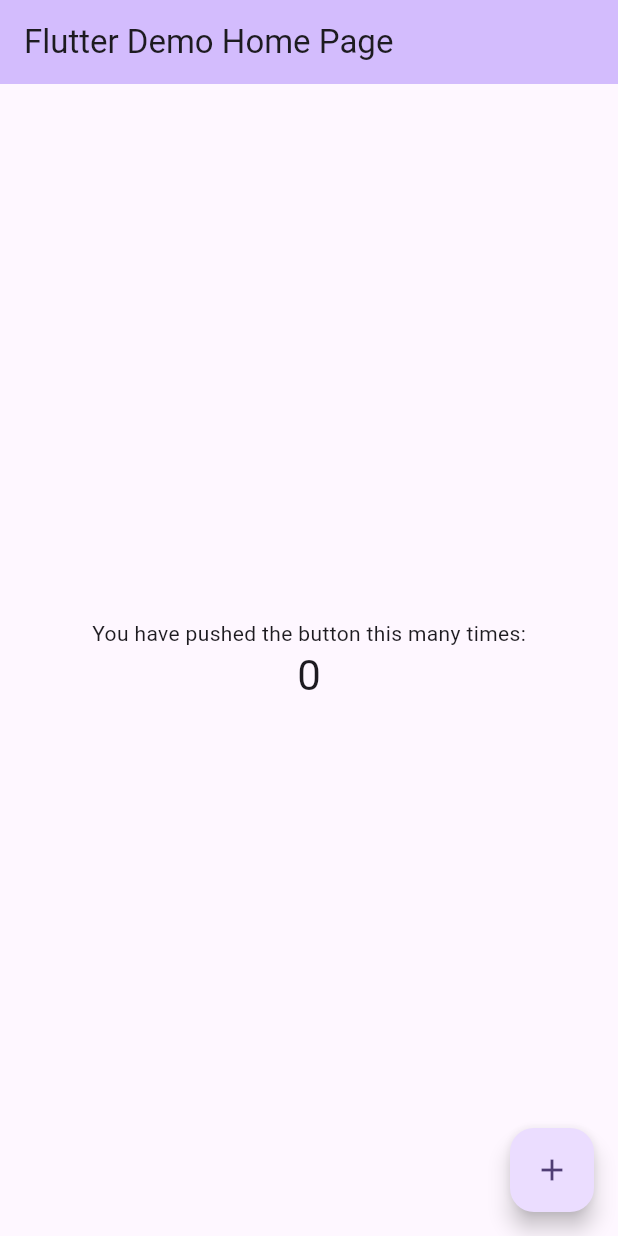
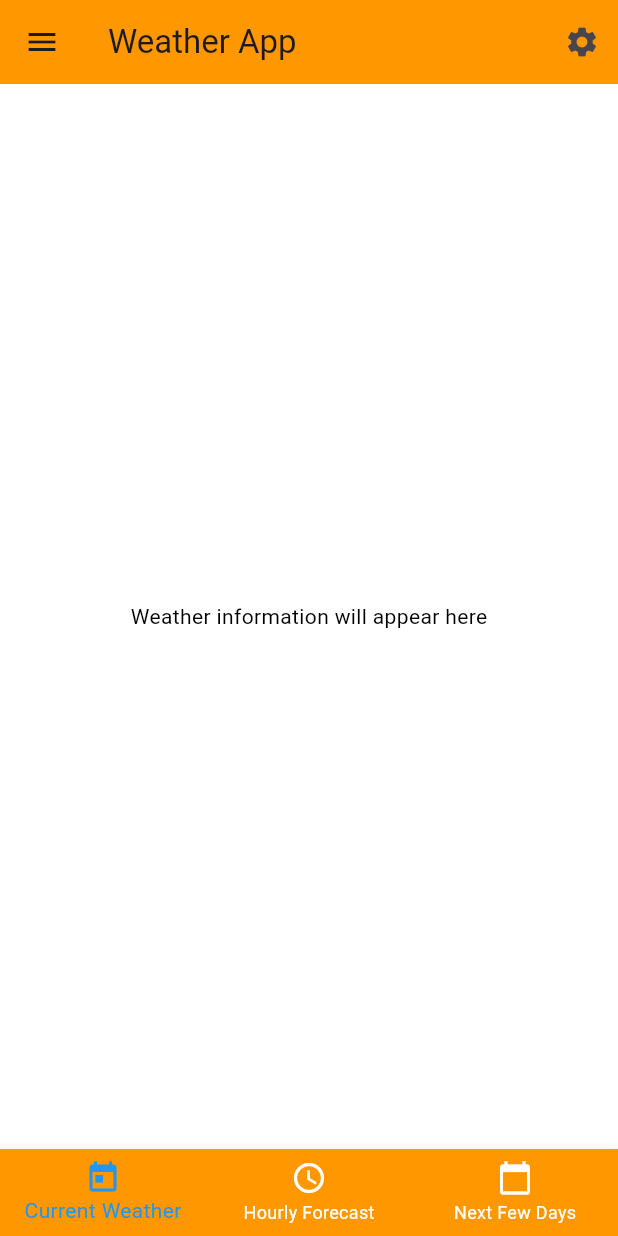
Before and after one commit to Programmingwithrehman/weather-app, a Flutter app: the screen it shows after launch, on a phone screen of 412 x 824 dp. Run offline on Flutter 3.47's test engine with Material 3 defaults, Android fonts, the phone set to English and light mode, and no system bars; our stand-ins replace connectivity_plus.

Commit message:
Working on Home screen displaying menus

```diff
--- a/lib/main.dart
+++ b/lib/main.dart
@@ -1,125 +1,119 @@
+import 'dart:async';
 import 'package:flutter/material.dart';
+import 'package:connectivity_plus/connectivity_plus.dart';
+import 'screens/home_screen.dart';
+// 'screens/network_error_screen.dart';
 
 void main() {
-  runApp(const MyApp());
+  runApp(MyApp());
 }
 
 class MyApp extends StatelessWidget {
-  const MyApp({super.key});
-
-  // This widget is the root of your application.
   @override
   Widget build(BuildContext context) {
     return MaterialApp(
       title: 'Weather App',
       theme: ThemeData(
-        // This is the theme of your application.
-        //
-        // TRY THIS: Try running your application with "flutter run". You'll see
-        // the application has a purple toolbar. Then, without quitting the app,
-        // try changing the seedColor in the colorScheme below to Colors.green
-        // and then invoke "hot reload" (save your changes or press the "hot
-        // reload" button in a Flutter-supported IDE, or press "r" if you used
-        // the command line to start the app).
-        //
-        // Notice that the counter didn't reset back to zero; the application
-        // state is not lost during the reload. To reset the state, use hot
-        // restart instead.
-        //
-        // This works for code too, not just values: Most code changes can be
-        // tested with just a hot reload.
-        colorScheme: ColorScheme.fromSeed(seedColor: Colors.deepPurple),
-        useMaterial3: true,
+        primarySwatch: Colors.orange,
+        hintColor: Colors.blue,
+        scaffoldBackgroundColor: Colors.white,
+        appBarTheme: const AppBarTheme(
+          backgroundColor: Colors.orange,
+        ),
+        floatingActionButtonTheme: const FloatingActionButtonThemeData(
+          backgroundColor: Colors.blue,
+        ),
+        textTheme: const TextTheme(
+          bodyLarge: TextStyle(color: Colors.black),
+          bodyMedium: TextStyle(color: Colors.black),
+          bodySmall: TextStyle(color: Colors.black),
+        ),
+        bottomNavigationBarTheme: const BottomNavigationBarThemeData(
+          backgroundColor: Colors.orange,
+          selectedItemColor: Colors.blue,
+          unselectedItemColor: Colors.white,
+        ),
       ),
-      home: const MyHomePage(title: 'Flutter Demo Home Page'),
+      home: SplashScreen(),
+      routes: {
+        '/home': (context) => HomeScreen(),
+        '/networkError': (context) => NetworkErrorScreen(),
+      },
     );
   }
 }
 
-class MyHomePage extends StatefulWidget {
-  const MyHomePage({super.key, required this.title});
-
-  // This widget is the home page of your application. It is stateful, meaning
-  // that it has a State object (defined below) that contains fields that affect
-  // how it looks.
-
-  // This class is the configuration for the state. It holds the values (in this
-  // case the title) provided by the parent (in this case the App widget) and
-  // used by the build method of the State. Fields in a Widget subclass are
-  // always marked "final".
-
-  final String title;
-
+class SplashScreen extends StatefulWidget {
   @override
-  State<MyHomePage> createState() => _MyHomePageState();
+  _SplashScreenState createState() => _SplashScreenState();
 }
 
-class _MyHomePageState extends State<MyHomePage> {
-  int _counter = 0;
+class _SplashScreenState extends State<SplashScreen> {
+  @override
+  void initState() {
+    super.initState();
+    checkInternetConnectivity();
+  }
 
-  void _incrementCounter() {
-    setState(() {
-      // This call to setState tells the Flutter framework that something has
-      // changed in this State, which causes it to rerun the build method below
-      // so that the display can reflect the updated values. If we changed
-      // _counter without calling setState(), then the build method would not be
-      // called again, and so nothing would appear to happen.
-      _counter++;
-    });
+  // Check network connectivity
+  Future<void> checkInternetConnectivity() async {
+    var connectivityResult = await (Connectivity().checkConnectivity());
+    if (connectivityResult == ConnectivityResult.none) {
+      // No internet connection, show error screen
+      Timer(Duration(seconds: 5), () {
+        Navigator.pushReplacementNamed(context, '/networkError');
+      });
+    } else {
+      // Internet is available, proceed to HomeScreen
+      Timer(Duration(seconds: 5), () {
+        Navigator.pushReplacementNamed(context, '/home');
+      });
+    }
   }
 
   @override
   Widget build(BuildContext context) {
-    // This method is rerun every time setState is called, for instance as done
-    // by the _incrementCounter method above.
-    //
-    // The Flutter framework has been optimized to make rerunning build methods
-    // fast, so that you can just rebuild anything that needs updating rather
-    // than having to individually change instances of widgets.
+    return const Scaffold(
+      backgroundColor: Colors.orange,
+      body: Center(
+        child: Text(
+          'Weather App',
+          style: TextStyle(
+            fontSize: 30,
+            color: Colors.white,
+            fontWeight: FontWeight.bold,
+          ),
+        ),
+      ),
+    );
+  }
+}
+
+class NetworkErrorScreen extends StatelessWidget {
+  const NetworkErrorScreen({super.key});
+
+  @override
+  Widget build(BuildContext context) {
     return Scaffold(
-      appBar: AppBar(
-        // TRY THIS: Try changing the color here to a specific color (to
-        // Colors.amber, perhaps?) and trigger a hot reload to see the AppBar
-        // change color while the other colors stay the same.
-        backgroundColor: Theme.of(context).colorScheme.inversePrimary,
-        // Here we take the value from the MyHomePage object that was created by
-        // the App.build method, and use it to set our appbar title.
-        title: Text(widget.title),
-      ),
+      appBar: AppBar(title: Text('Network Error')),
       body: Center(
-        // Center is a layout widget. It takes a single child and positions it
-        // in the middle of the parent.
-        child: Column(
-          // Column is also a layout widget. It takes a list of children and
-          // arranges them vertically. By default, it sizes itself to fit its
-          // children horizontally, and tries to be as tall as its parent.
-          //
-          // Column has various properties to control how it sizes itself and
-          // how it positions its children. Here we use mainAxisAlignment to
-          // center the children vertically; the main axis here is the vertical
-          // axis because Columns are vertical (the cross axis would be
-          // horizontal).
-          //
-          // TRY THIS: Invoke "debug painting" (choose the "Toggle Debug Paint"
-          // action in the IDE, or press "p" in the console), to see the
-          // wireframe for each widget.
-          mainAxisAlignment: MainAxisAlignment.center,
-          children: <Widget>[
-            const Text(
-              'You have pushed the button this many times:',
-            ),
-            Text(
-              '$_counter',
-              style: Theme.of(context).textTheme.headlineMedium,
+        child: AlertDialog(
+          title: Text('No Internet Connection'),
+          content: Text('Please check your network connection.'),
+          actions: [
+            TextButton(
+              onPressed: () {
+                // Retry connectivity check
+                Navigator.pushReplacement(
+                  context,
+                  MaterialPageRoute(builder: (context) => SplashScreen()),
+                );
+              },
+              child: Text('Retry'),
             ),
           ],
         ),
       ),
-      floatingActionButton: FloatingActionButton(
-        onPressed: _incrementCounter,
-        tooltip: 'Increment',
-        child: const Icon(Icons.add),
-      ), // This trailing comma makes auto-formatting nicer for build methods.
     );
   }
 }
--- /dev/null
+++ b/lib/screens/home_screen.dart
@@ -0,0 +1,86 @@
+import 'package:flutter/material.dart';
+
+class HomeScreen extends StatefulWidget {
+  @override
+  _HomeScreenState createState() => _HomeScreenState();
+}
+
+class _HomeScreenState extends State<HomeScreen> {
+  int _selectedIndex = 0;
+
+  void _onItemTapped(int index) {
+    setState(() {
+      _selectedIndex = index;
+    });
+  }
+
+  @override
+  Widget build(BuildContext context) {
+    return Scaffold(
+      appBar: AppBar(
+        title: Text("Weather App"),
+        actions: [
+          // Top-right corner menu (gear icon)
+          IconButton(
+            icon: Icon(Icons.settings),
+            onPressed: () {
+              // Navigate to settings or preferences screen
+            },
+          ),
+        ],
+      ),
+      drawer: Drawer(
+        child: ListView(
+          padding: EdgeInsets.zero,
+          children: <Widget>[
+            DrawerHeader(
+              decoration: BoxDecoration(
+                color: Colors.orange,
+              ),
+              child: Text(
+                'Weather App Menu',
+                style: TextStyle(
+                  color: Colors.white,
+                  fontSize: 24,
+                ),
+              ),
+            ),
+            ListTile(
+              title: Text('Share Weather Info'),
+              onTap: () {
+                // Handle the share weather info option
+              },
+            ),
+            ListTile(
+              title: Text('Weather News & Tips'),
+              onTap: () {
+                // Handle weather news and tips option
+              },
+            ),
+          ],
+        ),
+      ),
+      body: Center(
+        child: Text('Weather information will appear here'),
+      ),
+      bottomNavigationBar: BottomNavigationBar(
+        currentIndex: _selectedIndex,
+        onTap: _onItemTapped,
+        items: const <BottomNavigationBarItem>[
+          BottomNavigationBarItem(
+            icon: Icon(Icons.today),
+            label: 'Current Weather',
+          ),
+          BottomNavigationBarItem(
+            icon: Icon(Icons.access_time),
+            label: 'Hourly Forecast',
+          ),
+          BottomNavigationBarItem(
+            icon: Icon(Icons.calendar_today),
+            label: 'Next Few Days',
+          ),
+        ],
+      ),
+    );
+  }
+}
--- a/pubspec.yaml
+++ b/pubspec.yaml
@@ -35,6 +35,7 @@ dependencies:
   # The following adds the Cupertino Icons font to your application.
   # Use with the CupertinoIcons class for iOS style icons.
   cupertino_icons: ^1.0.8
+  connectivity_plus: ^6.1.0
 
 dev_dependencies:
   flutter_test:
```
Also changed, not shown: lib/screens/network_error_screen.dart (added), pubspec.lock, 4 other files.
